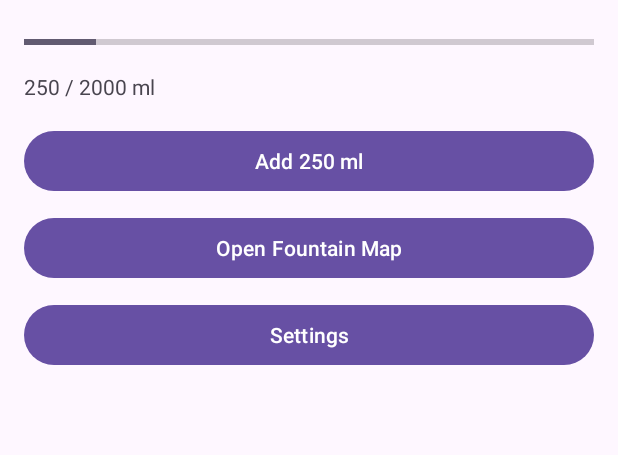
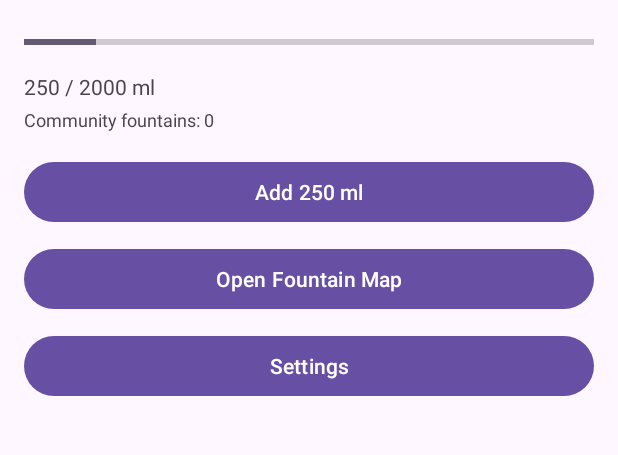
Before and after one commit to Sidkej2004/Group_Project_CMSC436, an Android app: the screen it shows after launch (MainActivity), after a tap on "Add 250 ml", on a phone screen of 412 x 824 dp, the part 77-532 px from its top. Run offline under Robolectric (Android 15) with nearby library versions, the phone set to English and light mode, and no system bars; our stand-ins replace AdMob, Firebase (no records; nobody signed in at launch, a user with empty details on screens opened directly).

Commit message:
Group Project Proper Submission

```diff
--- /dev/null
+++ b/app/src/main/java/com/example/hydrocheck/HydroController.kt
@@ -0,0 +1,100 @@
+package com.example.hydrocheck
+
+import android.content.Context
+import com.google.firebase.database.DataSnapshot
+import com.google.firebase.database.DatabaseError
+import com.google.firebase.database.FirebaseDatabase
+import com.google.firebase.database.ValueEventListener
+
+object HydroController {
+    private val model = HydroModel()
+    private val database = FirebaseDatabase.getInstance()
+    private val fountainsRef = database.getReference("fountains")
+
+    fun loadFromPrefs(context: Context) {
+        model.currentWater = Prefs.getCurrentWater(context)
+        model.maxWater = Prefs.getMaxWater(context)
+        model.isDarkMode = Prefs.isDark(context)
+    }
+
+    fun saveToPrefs(context: Context) {
+        Prefs.setCurrentWater(context, model.currentWater)
+        Prefs.setMaxWater(context, model.maxWater)
+        Prefs.setDark(context, model.isDarkMode)
+    }
+
+    fun getCurrentWater(): Int {
+        return model.currentWater
+    }
+
+    fun getMaxWater(): Int {
+        return model.maxWater
+    }
+
+    fun isDarkMode(): Boolean {
+        return model.isDarkMode
+    }
+
+    fun addWater(context: Context, amount: Int) {
+        model.addWater(amount)
+        saveToPrefs(context)
+    }
+
+    fun setMaxWater(context: Context, value: Int) {
+        var safeValue = value
+        if (safeValue < 500) safeValue = 500
+        if (safeValue > 4000) safeValue = 4000
+
+        model.maxWater = safeValue
+
+        if (model.currentWater > safeValue) {
+            model.currentWater = safeValue
+        }
+
+        saveToPrefs(context)
+    }
+
+    fun setDarkMode(context: Context, isDark: Boolean) {
+        model.isDarkMode = isDark
+        saveToPrefs(context)
+    }
+
+    fun resetWater(context: Context) {
+        model.resetWater()
+        saveToPrefs(context)
+    }
+
+    fun addFountainToFirebase(fountain: Fountain) {
+        model.addFountain(fountain)
+        fountainsRef.push().setValue(fountain)
+    }
+
+    fun updateFountainRating(fountainKey: String, rating: Float) {
+        fountainsRef.child(fountainKey).child("rating").setValue(rating)
+    }
+
+    fun loadFountainsFromFirebase(callback: (List<Fountain>) -> Unit) {
+        fountainsRef.addValueEventListener(object : ValueEventListener {
+            override fun onDataChange(snapshot: DataSnapshot) {
+                val fountainsList = mutableListOf<Fountain>()
+                for (childSnapshot in snapshot.children) {
+                    val fountain = childSnapshot.getValue(Fountain::class.java)
+                    if (fountain != null) {
+                        fountainsList.add(fountain)
+                    }
+                }
+                model.fountains.clear()
+                model.fountains.addAll(fountainsList)
+                callback(fountainsList)
+            }
+
+            override fun onCancelled(error: DatabaseError) {
+                callback(emptyList())
+            }
+        })
+    }
+
+    fun getFountains(): List<Fountain> {
+        return model.fountains
+    }
+}
--- /dev/null
+++ b/app/src/main/java/com/example/hydrocheck/HydroModel.kt
@@ -0,0 +1,23 @@
+package com.example.hydrocheck
+
+class HydroModel {
+    var currentWater: Int = 0
+    var maxWater: Int = 2000
+    var isDarkMode: Boolean = false
+    val fountains: MutableList<Fountain> = mutableListOf()
+
+    fun addWater(amount: Int) {
+        currentWater += amount
+        if (currentWater > maxWater) {
+            currentWater = maxWater
+        }
+    }
+
+    fun resetWater() {
+        currentWater = 0
+    }
+
+    fun addFountain(fountain: Fountain) {
+        fountains.add(fountain)
+    }
+}
--- a/app/src/main/java/com/example/hydrocheck/MainActivity.kt
+++ b/app/src/main/java/com/example/hydrocheck/MainActivity.kt
@@ -2,6 +2,7 @@ package com.example.hydrocheck
 
 import android.content.Intent
 import android.os.Bundle
+import android.widget.Toast
 import androidx.appcompat.app.AppCompatActivity
 import androidx.appcompat.app.AppCompatDelegate
 import com.example.hydrocheck.databinding.ActivityMainBinding
@@ -13,8 +14,9 @@ class MainActivity : AppCompatActivity() {
     private lateinit var binding: ActivityMainBinding
 
     override fun onCreate(savedInstanceState: Bundle?) {
-        // check if dark mode is on
-        if (Prefs.isDark(this)) {
+        HydroController.loadFromPrefs(this)
+
+        if (HydroController.isDarkMode()) {
             AppCompatDelegate.setDefaultNightMode(AppCompatDelegate.MODE_NIGHT_YES)
         } else {
             AppCompatDelegate.setDefaultNightMode(AppCompatDelegate.MODE_NIGHT_NO)
@@ -24,47 +26,59 @@ class MainActivity : AppCompatActivity() {
         binding = ActivityMainBinding.inflate(layoutInflater)
         setContentView(binding.root)
 
-        // setup ads - using test id from google docs
         MobileAds.initialize(this)
         val adRequest = AdRequest.Builder().build()
         binding.adView.loadAd(adRequest)
 
-        // show current water level
         updateUI()
 
-        // button to add water
         binding.add250Btn.setOnClickListener {
-            var currentWater = Prefs.getCurrentWater(this)
-            currentWater = currentWater + 250
-            Prefs.setCurrentWater(this, currentWater)
+            HydroController.addWater(this, 250)
             updateUI()
+
+            if (HydroController.getCurrentWater() >= HydroController.getMaxWater()) {
+                Toast.makeText(this, "Daily goal reached! 🎉", Toast.LENGTH_SHORT).show()
+            }
         }
 
-        // open map button
         binding.openMapBtn.setOnClickListener {
             val intent = Intent(this, MapActivity::class.java)
             startActivity(intent)
         }
 
-        // settings button
         binding.openSettingsBtn.setOnClickListener {
             val settingsIntent = Intent(this, SettingsActivity::class.java)
             startActivity(settingsIntent)
         }
+
+        binding.waterProgress.setOnLongClickListener {
+            HydroController.resetWater(this)
+            updateUI()
+            Toast.makeText(this, "Water intake reset", Toast.LENGTH_SHORT).show()
+            true
+        }
+
+        updateFountainCount()
     }
 
     override fun onResume() {
         super.onResume()
-        updateUI() // refresh when coming back
+        HydroController.loadFromPrefs(this)
+        updateUI()
+        updateFountainCount()
     }
 
-    // update the progress bar and text
     private fun updateUI() {
-        val maxWater = Prefs.getMaxWater(this)
-        val currentWater = Prefs.getCurrentWater(this)
+        val maxWater = HydroController.getMaxWater()
+        val currentWater = HydroController.getCurrentWater()
 
         binding.waterProgress.max = maxWater
         binding.waterProgress.progress = currentWater
         binding.progressLabel.text = "$currentWater / $maxWater ml"
     }
+
+    private fun updateFountainCount() {
+        val count = HydroController.getFountains().size
+        binding.fountainCountText.text = "Community fountains: $count"
+    }
 }
--- a/app/src/main/res/layout/activity_main.xml
+++ b/app/src/main/res/layout/activity_main.xml
@@ -40,6 +40,17 @@
         app:layout_constraintStart_toStartOf="parent"
         app:layout_constraintTop_toBottomOf="@id/waterProgress"/>
 
+    <!-- fountain count from Firebase -->
+    <TextView
+        android:id="@+id/fountainCountText"
+        android:layout_width="wrap_content"
+        android:layout_height="wrap_content"
+        android:layout_marginTop="4dp"
+        android:text="Community fountains: 0"
+        android:textSize="12sp"
+        app:layout_constraintStart_toStartOf="parent"
+        app:layout_constraintTop_toBottomOf="@id/progressLabel"/>
+
     <!-- button to add 250ml -->
     <Button
         android:id="@+id/add250Btn"
@@ -49,7 +60,7 @@
         android:text="Add 250 ml"
         app:layout_constraintEnd_toEndOf="parent"
         app:layout_constraintStart_toStartOf="parent"
-        app:layout_constraintTop_toBottomOf="@id/progressLabel"/>
+        app:layout_constraintTop_toBottomOf="@id/fountainCountText"/>
 
     <!-- map button -->
     <Button
@@ -79,7 +90,7 @@
         android:layout_width="wrap_content"
         android:layout_height="wrap_content"
         app:adSize="BANNER"
-        app:adUnitId="ca-app-pub-3940256099942544/6300978111"
+        app:adUnitId="ca-app-pub-3940256099942544~3347511713"
         app:layout_constraintBottom_toBottomOf="parent"
         app:layout_constraintEnd_toEndOf="parent"
         app:layout_constraintStart_toStartOf="parent"/>
```
Also changed, not shown: app/src/main/java/com/example/hydrocheck/Fountain.kt (+6 -4 lines), app/src/main/java/com/example/hydrocheck/MapActivity.kt (+57 -14 lines), app/src/main/java/com/example/hydrocheck/Prefs.kt (+0 -17 lines), app/src/main/java/com/example/hydrocheck/SettingsActivity.kt (+25 -15 lines).
